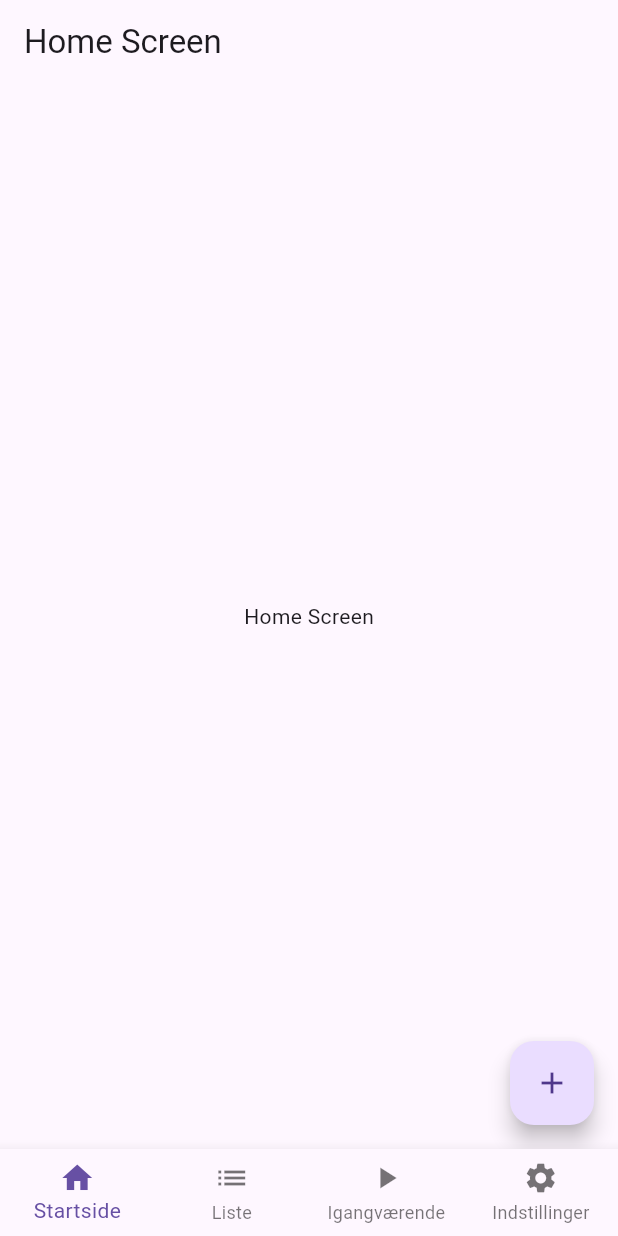
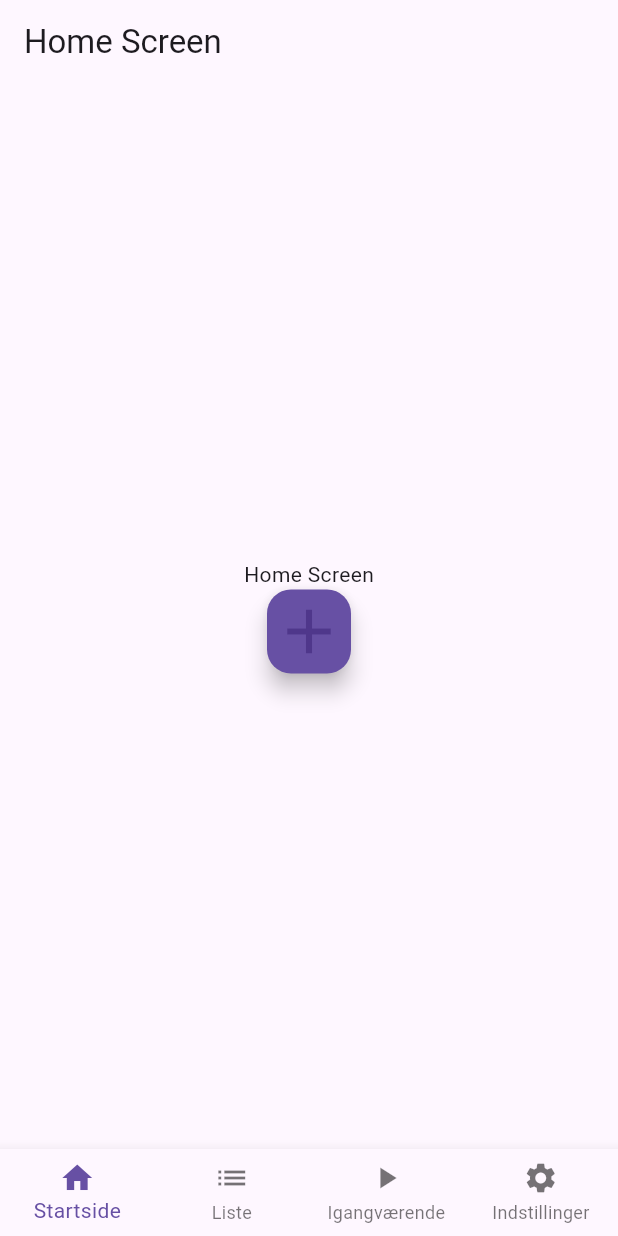
Before and after one commit to emilieweiss/meeting_counter, a Flutter app: the screen it shows after launch, on a phone screen of 412 x 824 dp. Run offline on Flutter 3.47's test engine with Material 3 defaults, Android fonts, the phone set to English and light mode, and no system bars; our stand-ins replace go_router.

Commit message:
Tilføj knap

```diff
--- a/lib/presentation/screens/home_screen.dart
+++ b/lib/presentation/screens/home_screen.dart
@@ -1,5 +1,6 @@
 import 'package:flutter/material.dart';
 import 'package:meeting_counter/presentation/dialogs/create_meeting_dialog.dart';
+import 'package:meeting_counter/presentation/widgets/round_button.dart';
 
 class HomeScreen extends StatelessWidget {
   const HomeScreen({super.key});
@@ -7,16 +8,24 @@ class HomeScreen extends StatelessWidget {
   @override
   Widget build(BuildContext context) {
     return Scaffold(
-      appBar: AppBar(title: Text("Home Screen")),
-      body: Center(child: Text("Home Screen")),
-      floatingActionButton: FloatingActionButton(
+      appBar: AppBar(title: const Text("Home Screen")),
+      body: Center(
+        child: Column(
+          mainAxisAlignment: MainAxisAlignment.center,
+          children: [
+            const Text("Home Screen"),
+            RoundButton(
+              size: 50.0,
               onPressed: () {
                 showDialog(
                   context: context,
                   builder: (context) => CreateMeetingDialog(),
                 );
               },
-        child: Icon(Icons.add),
+              icon: Icons.add,
+            ),
+          ],
+        ),
       ),
     );
   }
--- /dev/null
+++ b/lib/presentation/widgets/round_button.dart
@@ -0,0 +1,25 @@
+import 'package:flutter/material.dart';
+
+class RoundButton extends StatelessWidget {
+  final VoidCallback onPressed;
+  final IconData icon;
+  final Color? backgroundColor;
+  final double? size;
+
+  const RoundButton({
+    Key? key,
+    required this.onPressed,
+    required this.icon,
+    this.backgroundColor,
+    this.size,
+  }) : super(key: key);
+
+  @override
+  Widget build(BuildContext context) {
+    return FloatingActionButton(
+      onPressed: onPressed,
+      backgroundColor: backgroundColor ?? Theme.of(context).primaryColor,
+      child: Icon(icon, size: size ?? 100.0),
+    );
+  }
+}
```
Lines whose indentation alone changed are shown as unchanged.
